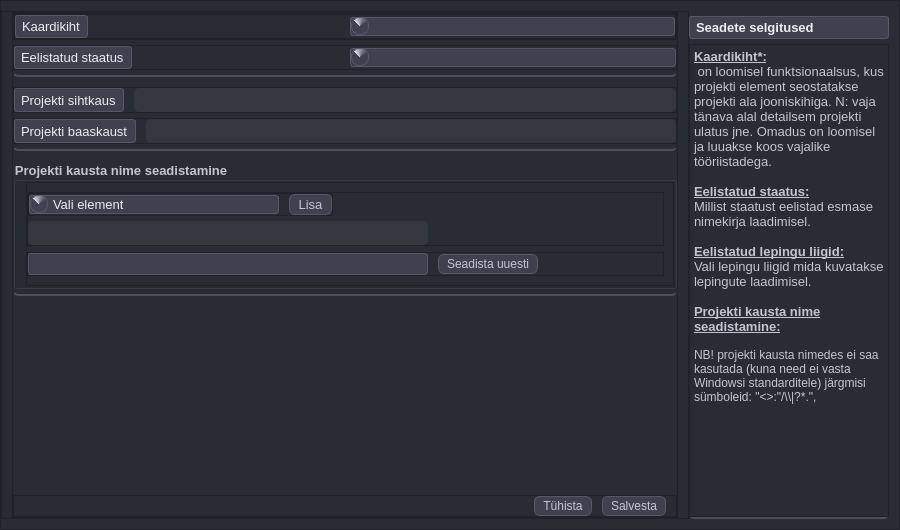
This is mailabl-qgis/config/confWidgets/ProjectSetup.ui in TuloliKalver/mailabl-qgis as Qt 5 draws it before an edit. The edited form follows.
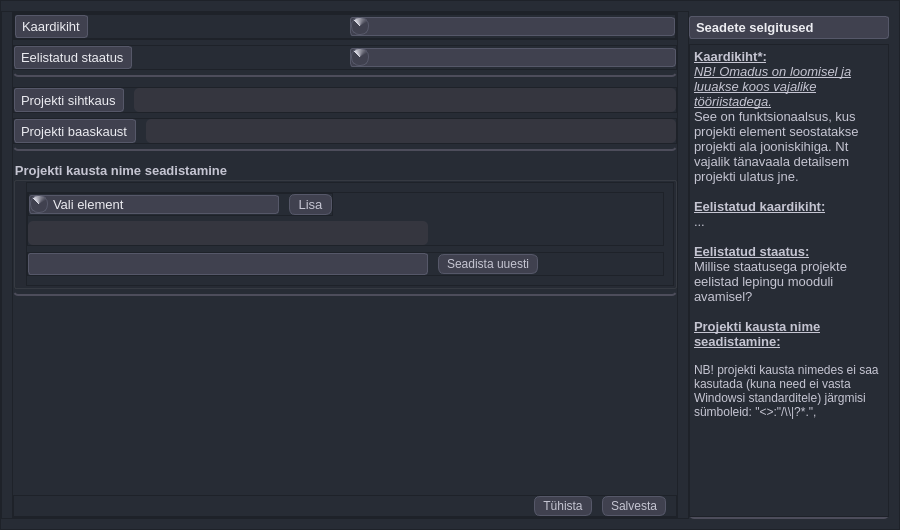
This is the edited form. Icons and pictures are not drawn.

```diff
--- a/mailabl-qgis/config/confWidgets/ProjectSetup.ui
+++ b/mailabl-qgis/config/confWidgets/ProjectSetup.ui
@@ -1010,11 +1010,12 @@
 p, li { white-space: pre-wrap; }
 &lt;/style&gt;&lt;/head&gt;&lt;body style=&quot; font-family:'MS Shell Dlg 2'; font-size:10pt; font-weight:400; font-style:normal;&quot;&gt;
 &lt;p style=&quot; margin-top:0px; margin-bottom:0px; margin-left:0px; margin-right:0px; -qt-block-indent:0; text-indent:0px;&quot;&gt;&lt;span style=&quot; font-weight:600; text-decoration: underline;&quot;&gt;Kaardikiht*:&lt;/span&gt;&lt;/p&gt;
-&lt;p style=&quot; margin-top:0px; margin-bottom:0px; margin-left:0px; margin-right:0px; -qt-block-indent:0; text-indent:0px;&quot;&gt; on loomisel funktsionaalsus, kus projekti element seostatakse projekti ala jooniskihiga. N: vaja tänava alal detailsem projekti ulatus jne. Omadus on loomisel ja luuakse koos vajalike tööriistadega.&lt;/p&gt;
+&lt;p style=&quot; margin-top:0px; margin-bottom:0px; margin-left:0px; margin-right:0px; -qt-block-indent:0; text-indent:0px;&quot;&gt;&lt;span style=&quot; font-style:italic; text-decoration: underline;&quot;&gt;NB! Omadus on loomisel ja luuakse koos vajalike tööriistadega.&lt;/span&gt;&lt;/p&gt;
+&lt;p style=&quot; margin-top:0px; margin-bottom:0px; margin-left:0px; margin-right:0px; -qt-block-indent:0; text-indent:0px;&quot;&gt;See on funktsionaalsus, kus projekti element seostatakse projekti ala jooniskihiga. Nt vajalik tänavaala detailsem projekti ulatus jne. &lt;/p&gt;
 &lt;p style=&quot;-qt-paragraph-type:empty; margin-top:0px; margin-bottom:0px; margin-left:0px; margin-right:0px; -qt-block-indent:0; text-indent:0px; font-weight:600; text-decoration: underline;&quot;&gt;&lt;br /&gt;&lt;/p&gt;
-&lt;p style=&quot; margin-top:0px; margin-bottom:0px; margin-left:0px; margin-right:0px; -qt-block-indent:0; text-indent:0px;&quot;&gt;&lt;span style=&quot; font-weight:600; text-decoration: underline;&quot;&gt;Eelistatud staatus:&lt;/span&gt;&lt;br /&gt;Millist staatust eelistad esmase nimekirja laadimisel.&lt;/p&gt;
-&lt;p style=&quot;-qt-paragraph-type:empty; margin-top:0px; margin-bottom:0px; margin-left:0px; margin-right:0px; -qt-block-indent:0; text-indent:0px;&quot;&gt;&lt;br /&gt;&lt;/p&gt;
-&lt;p style=&quot; margin-top:0px; margin-bottom:0px; margin-left:0px; margin-right:0px; -qt-block-indent:0; text-indent:0px;&quot;&gt;&lt;span style=&quot; font-weight:600; text-decoration: underline;&quot;&gt;Eelistatud lepingu liigid:&lt;/span&gt;&lt;br /&gt;Vali lepingu liigid mida kuvatakse lepingute laadimisel.&lt;/p&gt;
+&lt;p style=&quot; margin-top:0px; margin-bottom:0px; margin-left:0px; margin-right:0px; -qt-block-indent:0; text-indent:0px;&quot;&gt;&lt;span style=&quot; font-weight:600; text-decoration: underline;&quot;&gt;Eelistatud kaardikiht:&lt;/span&gt;&lt;br /&gt;...&lt;/p&gt;
+&lt;p style=&quot;-qt-paragraph-type:empty; margin-top:0px; margin-bottom:0px; margin-left:0px; margin-right:0px; -qt-block-indent:0; text-indent:0px; font-weight:600; text-decoration: underline;&quot;&gt;&lt;br /&gt;&lt;/p&gt;
+&lt;p style=&quot; margin-top:0px; margin-bottom:0px; margin-left:0px; margin-right:0px; -qt-block-indent:0; text-indent:0px;&quot;&gt;&lt;span style=&quot; font-weight:600; text-decoration: underline;&quot;&gt;Eelistatud staatus:&lt;/span&gt;&lt;br /&gt;Millise staatusega projekte eelistad lepingu mooduli avamisel?&lt;/p&gt;
 &lt;p style=&quot;-qt-paragraph-type:empty; margin-top:0px; margin-bottom:0px; margin-left:0px; margin-right:0px; -qt-block-indent:0; text-indent:0px;&quot;&gt;&lt;br /&gt;&lt;/p&gt;
 &lt;p style=&quot; margin-top:0px; margin-bottom:0px; margin-left:0px; margin-right:0px; -qt-block-indent:0; text-indent:0px;&quot;&gt;&lt;span style=&quot; font-weight:600; text-decoration: underline;&quot;&gt;Projekti kausta nime seadistamine:&lt;/span&gt;&lt;/p&gt;
 &lt;p style=&quot;-qt-paragraph-type:empty; margin-top:0px; margin-bottom:0px; margin-left:0px; margin-right:0px; -qt-block-indent:0; text-indent:0px; font-size:9pt;&quot;&gt;&lt;br /&gt;&lt;/p&gt;
```
